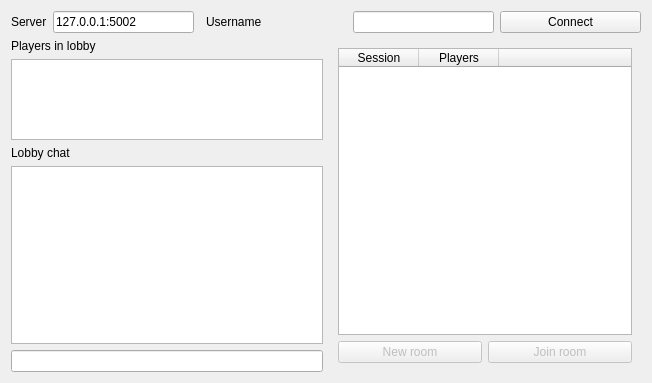
Before: the Qt Designer form launcher/lobby/lobby_moc.ui in vcmi/vcmi, drawn with Qt 5.
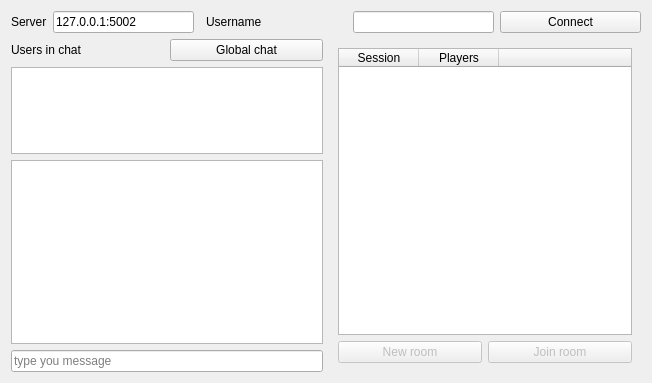
After: the same form once the commit is applied.

```diff
--- a/launcher/lobby/lobby_moc.ui
+++ b/launcher/lobby/lobby_moc.ui
@@ -71,11 +71,25 @@
         <number>0</number>
        </property>
        <item>
-        <widget class="QLabel" name="label_2">
-         <property name="text">
-          <string>Players in lobby</string>
+        <layout class="QHBoxLayout" name="horizontalLayout_2">
+         <property name="bottomMargin">
+          <number>0</number>
          </property>
-        </widget>
+         <item>
+          <widget class="QLabel" name="label_2">
+           <property name="text">
+            <string>Users in chat</string>
+           </property>
+          </widget>
+         </item>
+         <item>
+          <widget class="QPushButton" name="chatSwither">
+           <property name="text">
+            <string>Global chat</string>
+           </property>
+          </widget>
+         </item>
+        </layout>
        </item>
        <item>
         <widget class="QListWidget" name="listUsers">
@@ -109,22 +123,18 @@
         </widget>
        </item>
        <item>
-        <widget class="QLabel" name="label_6">
+        <widget class="QTextBrowser" name="chat"/>
+       </item>
+       <item>
+        <widget class="QLineEdit" name="messageEdit">
          <property name="text">
-          <string>Lobby chat</string>
+          <string/>
          </property>
-        </widget>
-       </item>
-       <item>
-        <widget class="QPlainTextEdit" name="chat">
-         <property name="readOnly">
-          <bool>true</bool>
+         <property name="placeholderText">
+          <string>type you message</string>
          </property>
         </widget>
        </item>
-       <item>
-        <widget class="QLineEdit" name="messageEdit"/>
-       </item>
       </layout>
      </item>
      <item>
```
